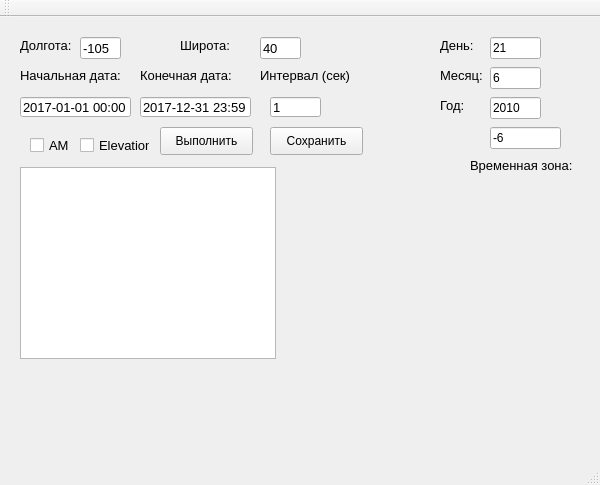
Qt form SolarGeometryCalculatorNOAA.ui (alneka/SGC) before a commit.
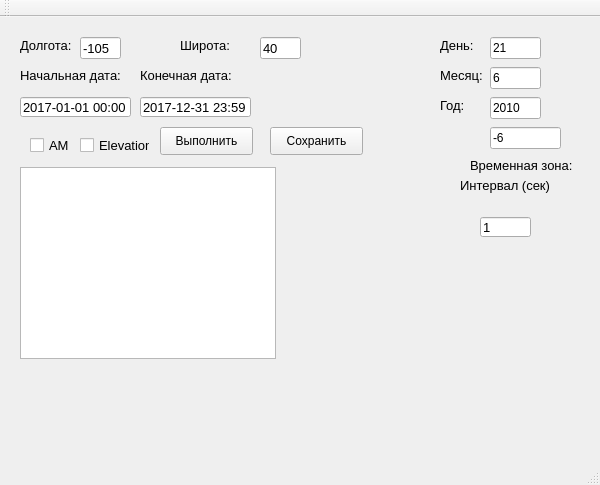
The same form after that commit.

Patch:
```diff
--- a/SolarGeometryCalculatorNOAA.ui
+++ b/SolarGeometryCalculatorNOAA.ui
@@ -144,8 +144,8 @@
    <widget class="QLineEdit" name="le_interval_time">
     <property name="geometry">
      <rect>
-      <x>270</x>
-      <y>80</y>
+      <x>480</x>
+      <y>200</y>
       <width>51</width>
       <height>20</height>
      </rect>
@@ -331,8 +331,8 @@
    <widget class="QLabel" name="l_interval_time">
     <property name="geometry">
      <rect>
-      <x>260</x>
-      <y>50</y>
+      <x>460</x>
+      <y>160</y>
       <width>91</width>
       <height>16</height>
      </rect>
```
Left out of the diff: 2 changed lines with no effect on the pictures.
